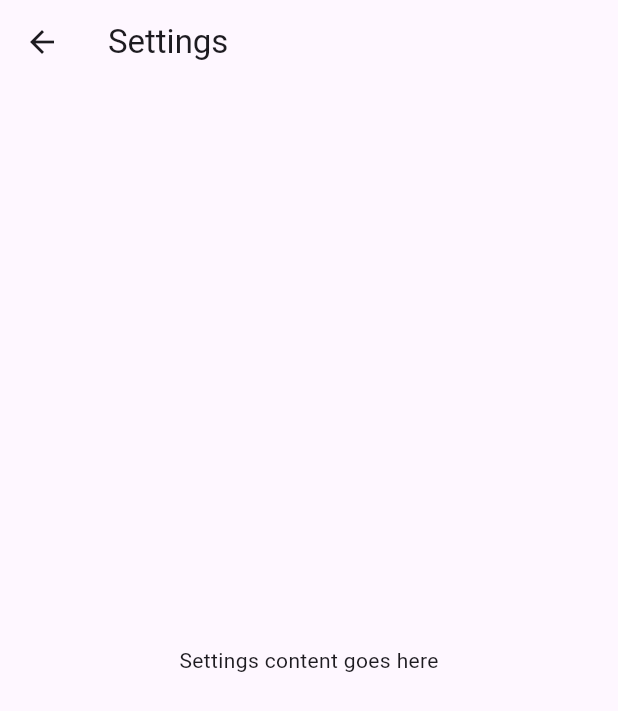
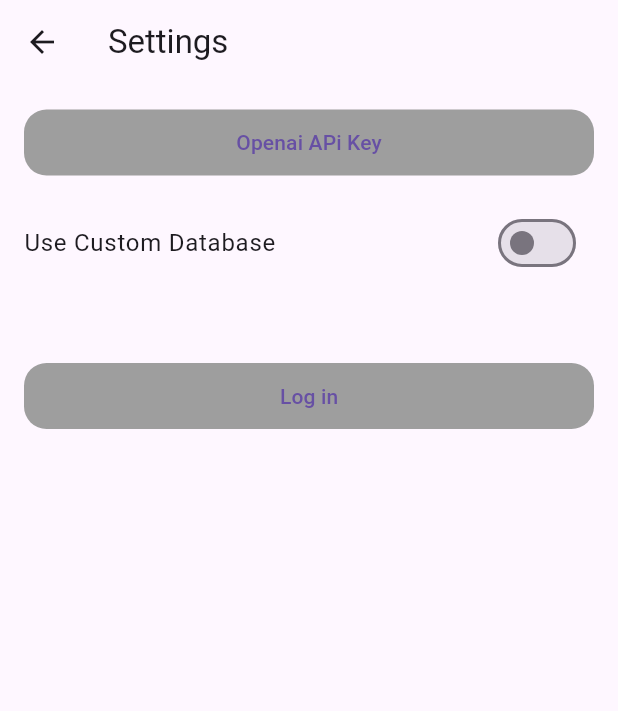
Before and after one commit to Dom-Cogan/pavioschat, a Flutter app: the screen it shows after launch, after a tap on the "menu" icon, after a tap on "User Name", on a phone screen of 412 x 824 dp. Shown: the top 711 px of the screen. Run offline on Flutter 3.47's test engine with Material 3 defaults, Android fonts, the phone set to English and light mode, and no system bars; our stand-ins replace firebase_auth, firebase_core, flutter_secure_storage; accounts and stored records are empty.

Commit message:
UI almost done
I've added the ability for users to store all the information needed to use openai api key as well as their own custom firebase database. I will be using email and password only as authentication methods for the easiest way for users to use there own database or mine

```diff
--- a/lib/components/menu.dart
+++ b/lib/components/menu.dart
@@ -1,11 +1,13 @@
 import 'package:flutter/material.dart';
+
 import '../services/services.dart'; // Import the ChatService interface
 
 class MenuDrawer extends StatelessWidget {
   final ChatService chatService;
   final String userName;
 
-  MenuDrawer({required this.chatService, required this.userName});
+  const MenuDrawer(
+      {super.key, required this.chatService, required this.userName});
 
   @override
   Widget build(BuildContext context) {
@@ -16,14 +18,16 @@
           Expanded(
             child: FutureBuilder<List<String>>(
               future: chatService.getChatNames(),
-              builder: (BuildContext context, AsyncSnapshot<List<String>> snapshot) {
+              builder:
+                  (BuildContext context, AsyncSnapshot<List<String>> snapshot) {
                 if (snapshot.connectionState == ConnectionState.waiting) {
-                  return Center(child: CircularProgressIndicator());
+                  return const Center(child: CircularProgressIndicator());
                 } else if (snapshot.hasError) {
                   return Center(child: Text('Error: ${snapshot.error}'));
                 } else if (snapshot.hasData && snapshot.data!.isEmpty) {
                   // List is empty
-                  return Center(child: Text('No chats, create a new one'));
+                  return const Center(
+                      child: Text('No chats, create a new one'));
                 } else {
                   // Data is fetched successfully, show your ListView
                   return ListView.builder(
@@ -42,7 +46,7 @@
             ),
           ),
           ListTile(
-            leading: Icon(Icons.account_circle),
+            leading: const Icon(Icons.account_circle),
             title: Text(userName),
             onTap: () {
               Navigator.pushNamed(context, '/settings');
--- a/lib/main.dart
+++ b/lib/main.dart
@@ -1,10 +1,15 @@
+import 'package:firebase_core/firebase_core.dart';
 import 'package:flutter/material.dart';
+import 'package:pavischat/pages/settings.dart';
 import 'package:pavischat/services/services.dart';
+
 import './pages/newchat.dart';
-import './pages/settings.dart'; // Import your settings page
 import './services/firebaseService.dart';
+import 'defaultFirebase.dart';
 
-void main() {
+void main() async {
+  WidgetsFlutterBinding.ensureInitialized();
+  await Firebase.initializeApp(options: MyFirebaseOptions.options);
   runApp(MyApp());
 }
 
@@ -20,8 +25,10 @@
       ),
       initialRoute: '/',
       routes: {
-        '/': (context) => ChatPage(chatService: chatService), // Inject the service
-        '/settings': (context) => SettingsPage(), // Define the settings page route
+        '/': (context) =>
+            ChatPage(chatService: chatService), // Inject the service
+        '/settings': (context) =>
+            SettingsPage(), // Define the settings page route
       },
     );
   }
--- a/lib/pages/settings.dart
+++ b/lib/pages/settings.dart
@@ -1,14 +1,173 @@
 import 'package:flutter/material.dart';
+import 'package:flutter_secure_storage/flutter_secure_storage.dart';
 
-class SettingsPage extends StatelessWidget {
+class SettingsPage extends StatefulWidget {
   @override
+  _SettingsPageState createState() => _SettingsPageState();
+}
+
+class _SettingsPageState extends State<SettingsPage> {
+  final storage = FlutterSecureStorage();
+  bool useCustomDatabase = false; // Initialize with empty or saved password
+
+  // Method to toggle custom database use
+  void _toggleCustomDatabase(bool value) async {
+    await storage.write(key: 'use_custom_database', value: value.toString());
+    setState(() {
+      useCustomDatabase = value;
+    });
+  }
+
+  // Method to show setting input modal
+  void _showSettingInputModal(String settingKey, String title) async {
+    // Attempt to read the existing value from secure storage
+    String? currentValue = await storage.read(key: settingKey);
+    TextEditingController controller =
+        TextEditingController(text: currentValue);
+    showDialog(
+      context: context,
+      builder: (BuildContext context) {
+        return AlertDialog(
+          title: Text(title),
+          content: TextField(
+            controller: controller,
+            decoration: InputDecoration(hintText: "Enter $settingKey"),
+          ),
+          actions: <Widget>[
+            ElevatedButton(
+              child: Text('Cancel'),
+              onPressed: () {
+                Navigator.of(context).pop();
+              },
+            ),
+            ElevatedButton(
+              child: Text('Save'),
+              onPressed: () async {
+                // Save the entered key in secure storage or state
+                await storage.write(key: settingKey, value: controller.text);
+                Navigator.of(context).pop();
+              },
+            ),
+          ],
+        );
+      },
+    );
+  }
+
+  // Method to handle login or sign out
+  void _handleAuth() {
+    if (useCustomDatabase) {
+      // Logic to sign in with the custom Firebase database
+    } else {
+      // Logic to sign in with the default Firebase database
+    }
+  }
+
+  @override
+  void initState() {
+    super.initState();
+    _loadToggleState();
+  }
+
+  _loadToggleState() async {
+    String? savedToggleValue = await storage.read(key: 'use_custom_database');
+    bool savedToggle = savedToggleValue == 'true';
+    setState(() {
+      useCustomDatabase = savedToggle;
+    });
+  }
+
   Widget build(BuildContext context) {
     return Scaffold(
       appBar: AppBar(
         title: Text('Settings'),
       ),
-      body: Center(
-        child: Text('Settings content goes here'),
+      body: ListView(
+        children: [
+          Padding(
+            padding:
+                const EdgeInsets.symmetric(horizontal: 16.0, vertical: 15.0),
+            child: ElevatedButton(
+              onPressed: () => _showSettingInputModal(
+                  'Openai API Key', "Enter your Openai API Key"),
+              child: Text('Openai APi Key'),
+              style: ElevatedButton.styleFrom(
+                elevation: 0,
+                backgroundColor: Colors.grey,
+                shape: RoundedRectangleBorder(
+                  borderRadius:
+                      BorderRadius.circular(15), // Set the border radius here
+                ),
+                padding: EdgeInsets.symmetric(vertical: 12.0),
+              ),
+            ),
+          ),
+          SwitchListTile(
+            title: Text('Use Custom Database'),
+            value: useCustomDatabase,
+            onChanged: _toggleCustomDatabase,
+          ),
+          if (useCustomDatabase) ...[
+            const Padding(
+              padding: EdgeInsets.all(16.0),
+              child: Text(
+                'Firebase Keys',
+                style: TextStyle(
+                  fontSize: 24.0,
+                  fontWeight: FontWeight.bold,
+                ),
+              ),
+            ),
+            GridView.count(
+              padding: const EdgeInsets.all(8.0),
+              shrinkWrap: true,
+              physics: const NeverScrollableScrollPhysics(),
+              crossAxisCount: 2,
+              crossAxisSpacing: 8,
+              mainAxisSpacing: 8,
+              childAspectRatio: 3 / 1,
+              children: [
+                'API Key',
+                'App Id',
+                'Messaging Sender Id',
+                'Project Id',
+                'Storage Bucket',
+                'iOS Bundle Id',
+                'Measurement Id',
+                'Auth Domain'
+              ].map((String key) {
+                return GestureDetector(
+                  onTap: () =>
+                      _showSettingInputModal(key, "Enter your Firebase $key"),
+                  child: Card(
+                    elevation: 0,
+                    color: Colors.grey,
+                    margin: EdgeInsets.all(8),
+                    child: Center(child: Text(key)),
+                  ),
+                );
+              }).toList(),
+            ),
+          ],
+          Padding(
+            padding:
+                const EdgeInsets.symmetric(horizontal: 16.0, vertical: 50.0),
+            child: ElevatedButton(
+              onPressed: _handleAuth,
+              style: ElevatedButton.styleFrom(
+                elevation: 0,
+                backgroundColor: Colors.grey,
+                shape: RoundedRectangleBorder(
+                  borderRadius:
+                      BorderRadius.circular(15), // Set the border radius here
+                ),
+                padding: EdgeInsets.symmetric(vertical: 12.0),
+              ),
+              child:
+                  Text(useCustomDatabase ? 'Log in to Default DB ' : 'Log in'),
+            ),
+          ),
+        ],
       ),
     );
   }
--- /dev/null
+++ b/lib/services/userPreferences.dart
@@ -0,0 +1,29 @@
+import 'package:flutter_secure_storage/flutter_secure_storage.dart';
+
+class UserPreferencesService {
+  final storage = FlutterSecureStorage();
+
+  Future<void> setApiKey(String apiKey) async {
+    await storage.write(key: 'api_key', value: apiKey);
+  }
+
+  Future<String?> getApiKey() async {
+    return await storage.read(key: 'api_key');
+  }
+
+  Future<void> setDatabaseInfo(String databaseInfo) async {
+    await storage.write(key: 'database_info', value: databaseInfo);
+  }
+
+  Future<String?> getDatabaseInfo() async {
+    return await storage.read(key: 'database_info');
+  }
+
+  Future<void> configureFirebase(String userFirebaseConfig) async {
+    // Parse the userFirebaseConfig to get Firebase options
+    // Initialize Firebase with these options
+    // This might require using FirebaseApp instances
+  }
+
+// Add more methods for other user preferences as needed
+}
```
Also changed, not shown: lib/components/customSettingsButton.dart (added, +28 -0 lines), lib/components/inputModal.dart (added, +39 -0 lines), lib/components/textWidget.dart (added, +28 -0 lines), lib/defaultFirebase.dart (added, +15 -0 lines), lib/pages/newchat.dart (+19 -11 lines), lib/services/authenticationService.dart (added, +44 -0 lines), pubspec.yaml (+7 -3 lines), lib/firebase_options.dart (added), pubspec.lock, 12 other files.
